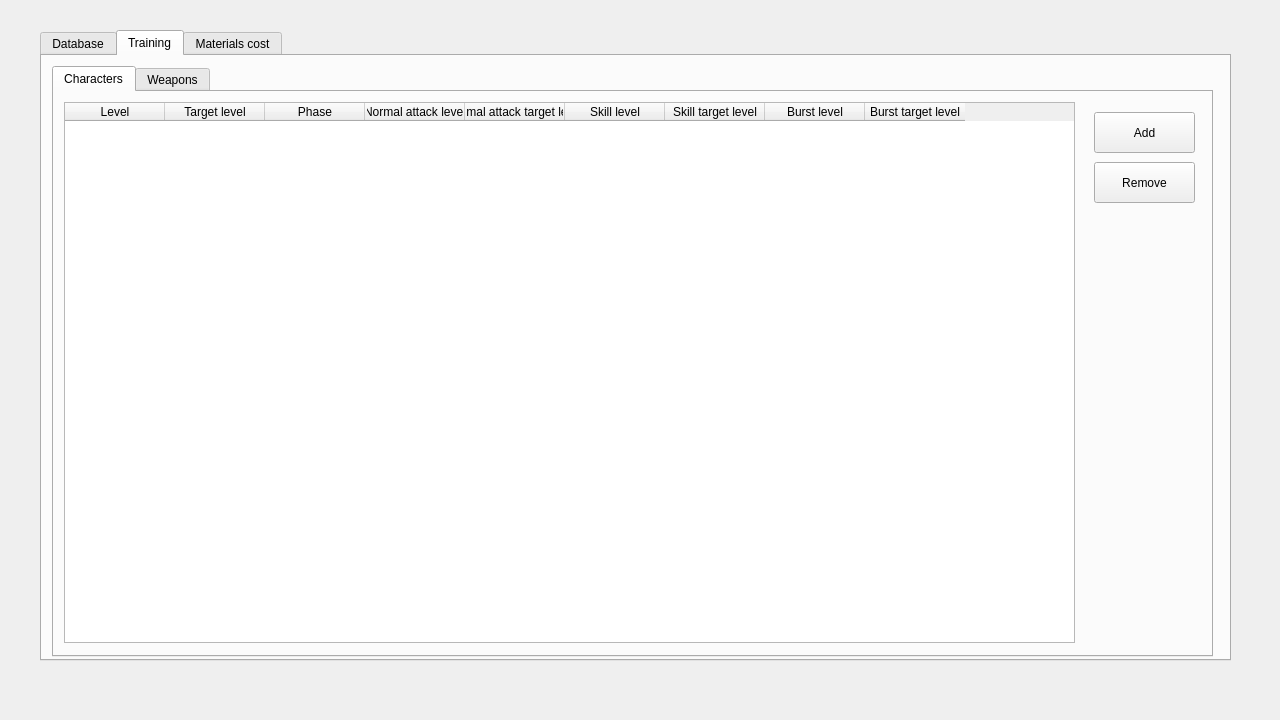
This is genshin_calculator.ui in crimvael/genshin_calculator as Qt 5 draws it before an edit. The edited form follows.
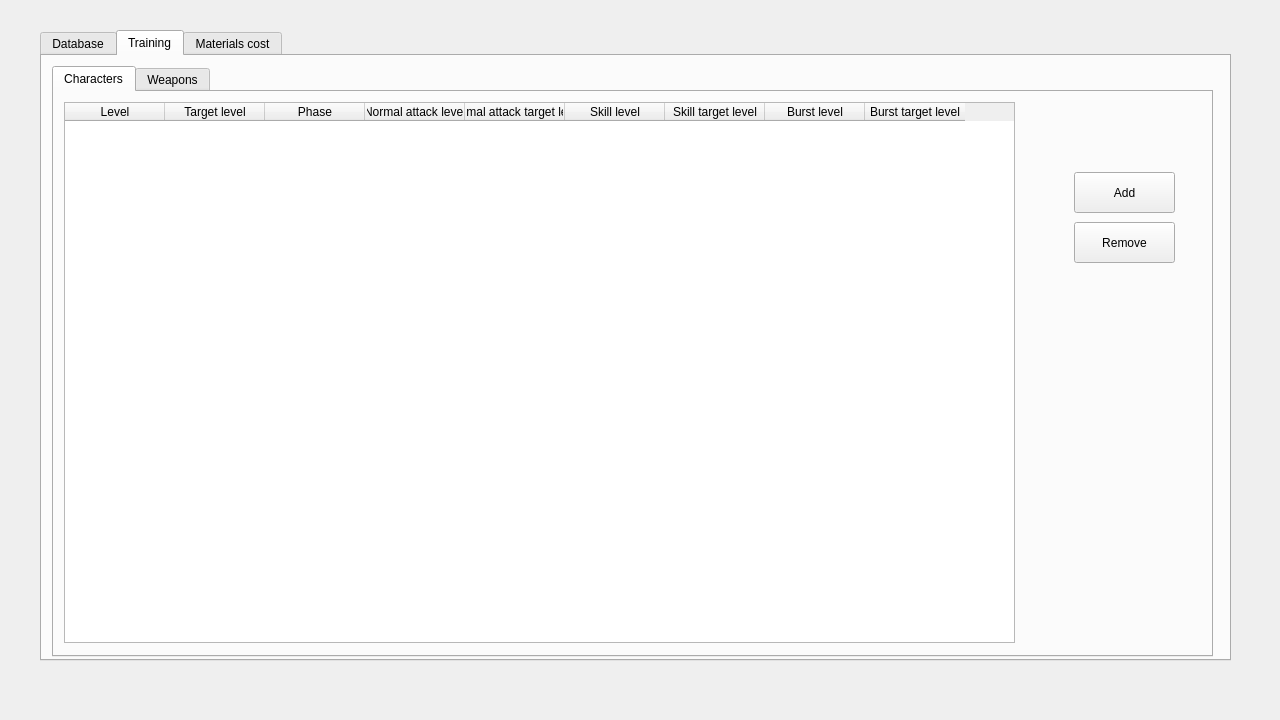
This is the edited form. The open tabs and pages were chosen to show the change.

The edit to the form file:
```diff
--- a/genshin_calculator.ui
+++ b/genshin_calculator.ui
@@ -981,8 +981,8 @@
        <widget class="QPushButton" name="pushButton_2">
         <property name="geometry">
          <rect>
-          <x>1040</x>
-          <y>70</y>
+          <x>1020</x>
+          <y>130</y>
           <width>101</width>
           <height>41</height>
          </rect>
@@ -996,7 +996,7 @@
          <rect>
           <x>10</x>
           <y>10</y>
-          <width>1011</width>
+          <width>951</width>
           <height>541</height>
          </rect>
         </property>
@@ -1049,8 +1049,8 @@
        <widget class="QPushButton" name="pushButton">
         <property name="geometry">
          <rect>
-          <x>1040</x>
-          <y>20</y>
+          <x>1020</x>
+          <y>80</y>
           <width>101</width>
           <height>41</height>
          </rect>
```
Left out of the diff: 4 changed lines with no effect on the pictures.
